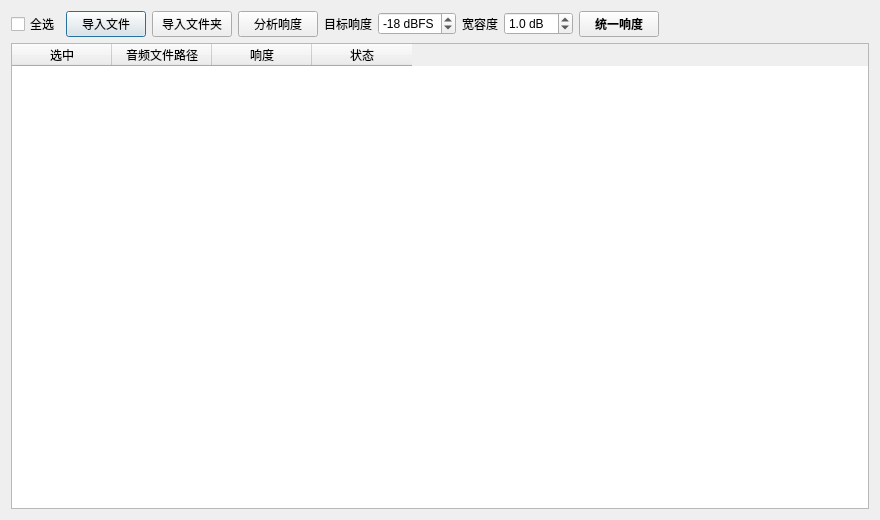
The window that ui/LoudnessAdjustment.ui (victor647/WAAPI_Tools) describes before a commit, drawn with Qt 5.
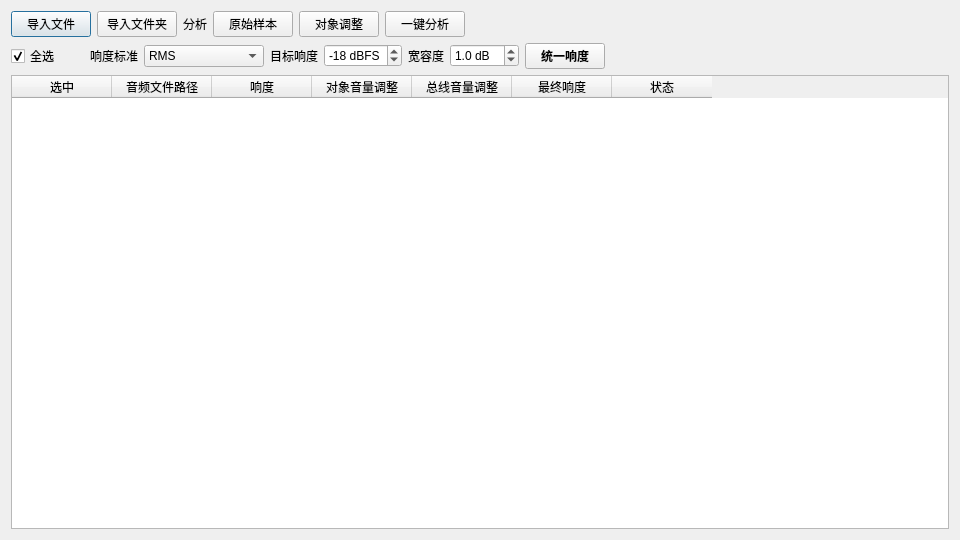
The same window after the commit.

Commit message: 更新响度调整工具

Diff of the .ui file:
```diff
--- a/ui/LoudnessAdjustment.ui
+++ b/ui/LoudnessAdjustment.ui
@@ -6,13 +6,13 @@
    <rect>
     <x>0</x>
     <y>0</y>
-    <width>880</width>
-    <height>520</height>
+    <width>960</width>
+    <height>540</height>
    </rect>
   </property>
   <property name="minimumSize">
    <size>
-    <width>720</width>
+    <width>760</width>
     <height>400</height>
    </size>
   </property>
@@ -22,13 +22,6 @@
   <layout class="QVBoxLayout" name="verticalLayout">
    <item>
     <layout class="QHBoxLayout" name="toolsRow">
-     <item>
-      <widget class="QCheckBox" name="cbxSelectAll">
-       <property name="text">
-        <string>全选</string>
-       </property>
-      </widget>
-     </item>
      <item>
       <widget class="QPushButton" name="btnImportFiles">
        <property name="text">
@@ -44,10 +37,101 @@
       </widget>
      </item>
      <item>
-      <widget class="QPushButton" name="btnAnalyzeLoudness">
+      <widget class="QLabel" name="lblAnalyze">
        <property name="text">
-        <string>分析响度</string>
+        <string>分析</string>
        </property>
+      </widget>
+     </item>
+     <item>
+      <widget class="QPushButton" name="btnAnalyzeSample">
+       <property name="text">
+        <string>原始样本</string>
+       </property>
+      </widget>
+     </item>
+     <item>
+      <widget class="QPushButton" name="btnAnalyzeObject">
+       <property name="text">
+        <string>对象调整</string>
+       </property>
+      </widget>
+     </item>
+     <item>
+      <widget class="QPushButton" name="btnAnalyzeAll">
+       <property name="text">
+        <string>一键分析</string>
+       </property>
+      </widget>
+     </item>
+     <item>
+      <spacer name="toolsSpacer">
+       <property name="orientation">
+        <enum>Qt::Horizontal</enum>
+       </property>
+       <property name="sizeHint" stdset="0">
+        <size>
+         <width>40</width>
+         <height>20</height>
+        </size>
+       </property>
+      </spacer>
+     </item>
+    </layout>
+   </item>
+   <item>
+    <layout class="QHBoxLayout" name="settingsRow">
+     <item>
+      <widget class="QCheckBox" name="cbxSelectAll">
+       <property name="checked">
+        <bool>true</bool>
+       </property>
+       <property name="text">
+        <string>全选</string>
+       </property>
+      </widget>
+     </item>
+     <item>
+      <spacer name="selectAllSpacer">
+       <property name="orientation">
+        <enum>Qt::Horizontal</enum>
+       </property>
+       <property name="sizeType">
+        <enum>QSizePolicy::Fixed</enum>
+       </property>
+       <property name="sizeHint" stdset="0">
+        <size>
+         <width>24</width>
+         <height>20</height>
+        </size>
+       </property>
+      </spacer>
+     </item>
+     <item>
+      <widget class="QLabel" name="lblLoudnessStandard">
+       <property name="text">
+        <string>响度标准</string>
+       </property>
+      </widget>
+     </item>
+     <item>
+      <widget class="QComboBox" name="cbbLoudnessStandard">
+       <property name="minimumSize">
+        <size>
+         <width>120</width>
+         <height>0</height>
+        </size>
+       </property>
+       <item>
+        <property name="text">
+         <string>RMS</string>
+        </property>
+       </item>
+       <item>
+        <property name="text">
+         <string>LUFS</string>
+        </property>
+       </item>
       </widget>
      </item>
      <item>
@@ -121,7 +205,7 @@
       </widget>
      </item>
      <item>
-      <spacer name="toolsSpacer">
+      <spacer name="settingsSpacer">
        <property name="orientation">
         <enum>Qt::Horizontal</enum>
        </property>
@@ -161,6 +245,21 @@
        <string>响度</string>
       </property>
      </column>
+     <column>
+      <property name="text">
+       <string>对象音量调整</string>
+      </property>
+     </column>
+     <column>
+      <property name="text">
+       <string>总线音量调整</string>
+      </property>
+     </column>
+     <column>
+      <property name="text">
+       <string>最终响度</string>
+      </property>
+     </column>
      <column>
       <property name="text">
        <string>状态</string>
```
The commit also changes 21 other files.
